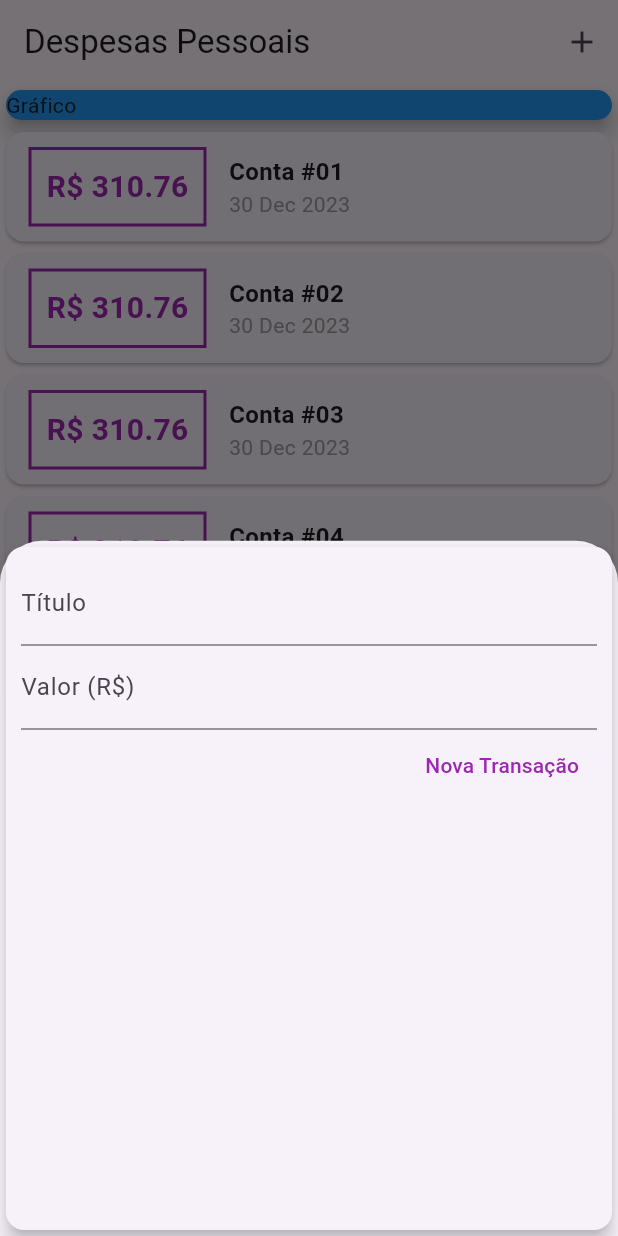
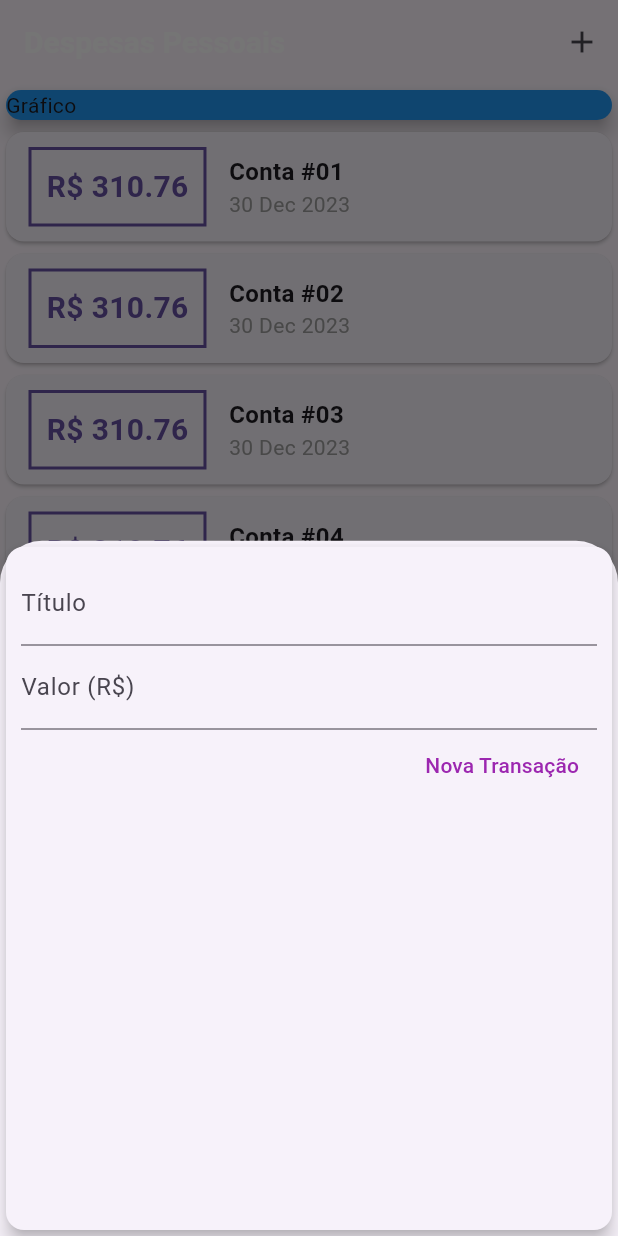
Before and after one commit to ArthurThuko/FlutterUdemy, a Flutter app: the screen it shows after launch, after a tap on the "add" icon, on a phone screen of 412 x 824 dp. Run offline on Flutter 3.47's test engine with Material 3 defaults, Android fonts, the phone set to English and light mode, and no system bars; Roboto replaces fonts that are missing (OpenSans).

Commit message:
Alterações expenses

```diff
--- a/expenses/lib/compoments/transaction_form.dart
+++ b/expenses/lib/components/transaction_form.dart
@@ -1,12 +1,18 @@
 import 'package:flutter/material.dart';
 
-class TransactionForm extends StatelessWidget {
-  final titleController = TextEditingController();
-  final valueController = TextEditingController();
-
+class TransactionForm extends StatefulWidget {
   final void Function(String, double) onSubmit;
 
   TransactionForm(this.onSubmit);
+
+  @override
+  State<TransactionForm> createState() => _TransactionFormState();
+}
+
+class _TransactionFormState extends State<TransactionForm> {
+  final titleController = TextEditingController();
+
+  final valueController = TextEditingController();
 
   _submitForm(){
     final title = titleController.text;
@@ -16,7 +22,7 @@ class TransactionForm extends StatelessWidget {
       return;
     }
 
-    onSubmit(title, value);
+    widget.onSubmit(title, value);
   }
 
   @override
--- a/expenses/lib/compoments/transaction_list.dart
+++ b/expenses/lib/components/transaction_list.dart
@@ -25,7 +25,7 @@ class TransationList extends StatelessWidget {
                   ),
                   decoration: BoxDecoration(
                       border: Border.all(
-                    color: Colors.purple,
+                    color: Theme.of(context).primaryColor,
                     width: 2,
                   )),
                   padding: EdgeInsets.all(10),
@@ -34,7 +34,7 @@ class TransationList extends StatelessWidget {
                     style: TextStyle(
                       fontWeight: FontWeight.bold,
                       fontSize: 20,
-                      color: Colors.purple,
+                      color: Theme.of(context).primaryColor,
                     ),
                   ),
                 ),
--- a/expenses/lib/main.dart
+++ b/expenses/lib/main.dart
@@ -1,10 +1,7 @@
+import 'package:flutter/material.dart';
 import 'dart:math';
-
-import 'package:expenses/compoments/transaction_form.dart';
-
-import 'package:flutter/material.dart';
-import './compoments/transaction_form.dart';
-import './compoments/transaction_list.dart';
+import 'components/transaction_form.dart';
+import 'components/transaction_list.dart';
 import 'models/transaction.dart';
 
 main() => runApp(ExpensesApp());
@@ -12,7 +9,32 @@ main() => runApp(ExpensesApp());
 class ExpensesApp extends StatelessWidget {
   @override
   Widget build(BuildContext context) {
-    return MaterialApp(home: MyHomePage());
+    final ThemeData tema = ThemeData();
+
+    return MaterialApp(
+      home: MyHomePage(),
+      theme: tema.copyWith(
+        colorScheme: tema.colorScheme.copyWith(
+          primary: Colors.purple,
+          secondary: Colors.amber,
+        ),
+        textTheme: tema.textTheme.copyWith(
+          headline6: TextStyle(
+            fontFamily: 'OpenSans',
+            fontSize: 18,
+            fontWeight: FontWeight.bold,
+            color: Colors.black,
+          ),
+        ),
+        appBarTheme: AppBarTheme(
+          titleTextStyle: TextStyle(
+            fontFamily: 'OpenSans',
+            fontSize: 20,
+            fontWeight: FontWeight.bold,
+          ),
+        ),
+      ),
+    );
   }
 }
 
@@ -38,7 +60,7 @@ class _MyHomePageState extends State<MyHomePage> {
   ];
 
   _addTransaction(String title, double value) {
-    final newTrasaction = Transaction(
+    final newTransaction = Transaction(
       id: Random().nextDouble().toString(),
       title: title,
       value: value,
@@ -46,16 +68,19 @@ class _MyHomePageState extends State<MyHomePage> {
     );
 
     setState(() {
-      _transactions.add(newTrasaction);
+      _transactions.add(newTransaction);
     });
+
+    Navigator.of(context).pop();
   }
 
   _openTransactionFormModal(BuildContext context) {
     showModalBottomSheet(
-        context: context,
-        builder: (_) {
-          return TransactionForm(_addTransaction);
-        });
+      context: context,
+      builder: (_) {
+        return TransactionForm(_addTransaction);
+      },
+    );
   }
 
   @override
@@ -65,9 +90,9 @@ class _MyHomePageState extends State<MyHomePage> {
         title: Text('Despesas Pessoais'),
         actions: <Widget>[
           IconButton(
+            icon: Icon(Icons.add),
             onPressed: () => _openTransactionFormModal(context),
-            icon: Icon(Icons.add),
-          )
+          ),
         ],
       ),
       body: SingleChildScrollView(
```
